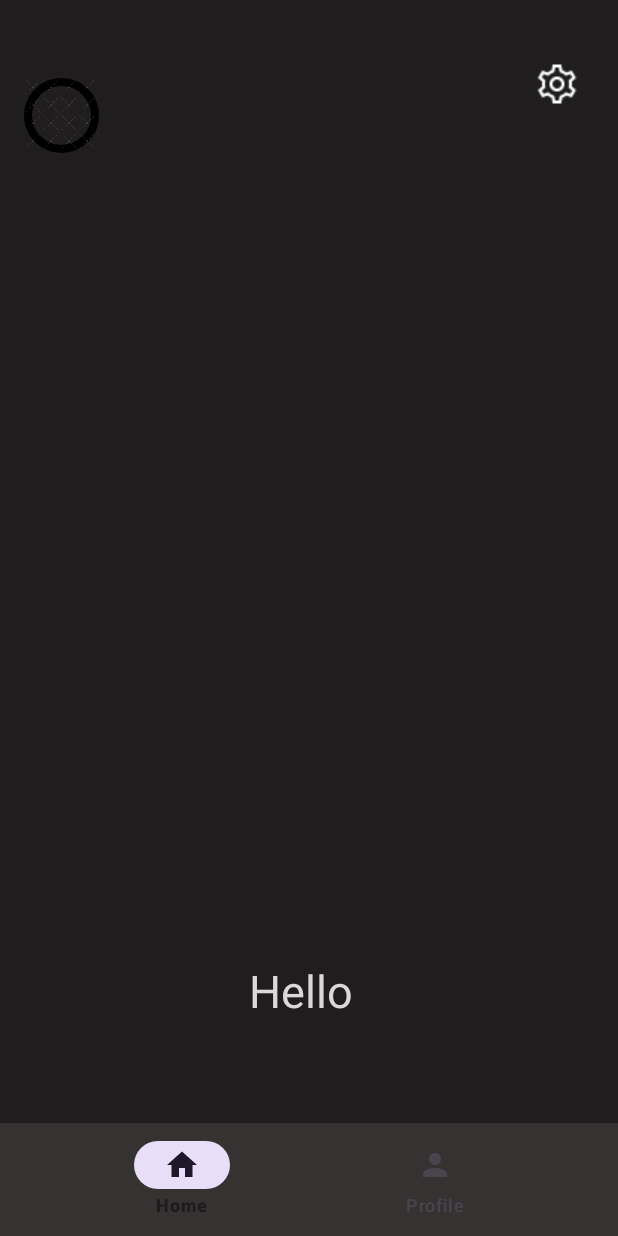
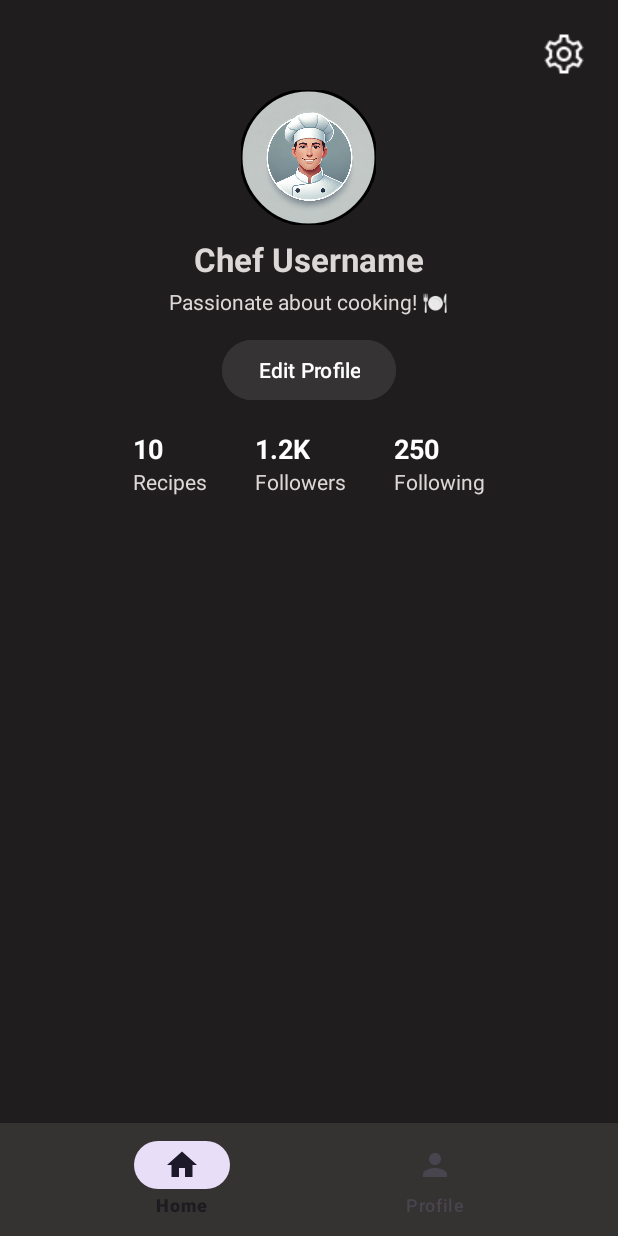
Before and after one commit to reuven1234/reuvenBagrut, an Android app: the fragment Profile_nav_Fragment placed in its activity, on a phone screen of 412 x 824 dp. Run offline under Robolectric (Android 15) with nearby library versions, the light colour scheme and no system bars; our stand-ins replace Firebase (no records; nobody signed in at launch, a user with empty details on screens opened directly); 2 statements that could not run were skipped.

Commit message:
profile look good

```diff
--- a/app/src/main/res/layout/fragment_profile_nav_.xml
+++ b/app/src/main/res/layout/fragment_profile_nav_.xml
@@ -7,43 +7,161 @@
     android:background="#1F1D1D"
     tools:context=".Profile_nav_Fragment">
 
+    <!-- Settings Button (Top Right) -->
     <ImageButton
         android:id="@+id/settings"
-        android:layout_width="48dp"
-        android:layout_height="48dp"
-        android:layout_alignParentEnd="true"
-        android:layout_centerVertical="true"
-        android:layout_marginTop="32dp"
+        android:layout_width="40dp"
+        android:layout_height="40dp"
+        android:layout_margin="16dp"
         android:background="?attr/selectableItemBackgroundBorderless"
         android:src="@drawable/icon"
         app:layout_constraintEnd_toEndOf="parent"
-        app:layout_constraintHorizontal_bias="0.955"
-        app:layout_constraintStart_toStartOf="parent"
         app:layout_constraintTop_toTopOf="parent" />
 
-    <TextView
-        android:id="@+id/helloTxt"
-        android:layout_width="match_parent"
-        android:layout_height="wrap_content"
-        android:layout_marginTop="640dp"
-        android:layout_marginEnd="4dp"
-        android:text="hi"
-        android:textAlignment="center"
-        android:textColor="#DCD8D7"
-        android:textSize="30dp"
-        app:layout_constraintEnd_toEndOf="parent"
-        app:layout_constraintTop_toTopOf="parent" />
+    <!-- Profile Picture -->
 
-    <ImageView
-        android:id="@+id/imageView"
-        android:layout_width="50dp"
-        android:layout_height="50dp"
-        android:layout_marginTop="52dp"
-        android:background="@drawable/circle"
+    <!-- Username -->
+    <com.google.android.material.imageview.ShapeableImageView
+        android:id="@+id/profileImage"
+        android:layout_width="90dp"
+        android:layout_height="90dp"
+        android:layout_marginTop="60dp"
+        android:scaleType="centerCrop"
         android:src="@drawable/def_profile"
         app:layout_constraintEnd_toEndOf="parent"
-        app:layout_constraintHorizontal_bias="0.044"
+        app:layout_constraintHorizontal_bias="0.498"
         app:layout_constraintStart_toStartOf="parent"
-        app:layout_constraintTop_toTopOf="parent" />
+        app:layout_constraintTop_toTopOf="parent"
+        app:shapeAppearanceOverlay="@style/RoundImage"
+        app:strokeColor="@color/black"
+        app:strokeWidth="2dp" />
+
+    <TextView
+        android:id="@+id/username"
+        android:layout_width="wrap_content"
+        android:layout_height="wrap_content"
+        android:layout_marginTop="8dp"
+        android:text="Chef Username"
+        android:textColor="#DCD8D7"
+        android:textSize="22sp"
+        android:textStyle="bold"
+        app:layout_constraintTop_toBottomOf="@id/profileImage"
+        app:layout_constraintStart_toStartOf="parent"
+        app:layout_constraintEnd_toEndOf="parent" />
+
+    <!-- Bio -->
+    <TextView
+        android:id="@+id/bio"
+        android:layout_width="wrap_content"
+        android:layout_height="wrap_content"
+        android:layout_marginTop="4dp"
+        android:text="Passionate about cooking! 🍽️"
+        android:textColor="#DCD8D7"
+        android:textSize="14sp"
+        app:layout_constraintTop_toBottomOf="@id/username"
+        app:layout_constraintStart_toStartOf="parent"
+        app:layout_constraintEnd_toEndOf="parent" />
+
+    <!-- Edit Profile Button -->
+    <Button
+        android:id="@+id/editProfileBtn"
+        android:layout_width="wrap_content"
+        android:layout_height="wrap_content"
+        android:layout_marginTop="12dp"
+        android:backgroundTint="#353333"
+        android:text="Edit Profile"
+        android:textColor="@android:color/white"
+        android:textSize="14sp"
+        app:layout_constraintTop_toBottomOf="@id/bio"
+        app:layout_constraintStart_toStartOf="parent"
+        app:layout_constraintEnd_toEndOf="parent" />
+
+    <!-- Stats (Recipes, Followers, Following) -->
+    <LinearLayout
+        android:id="@+id/statsContainer"
+        android:layout_width="wrap_content"
+        android:layout_height="wrap_content"
+        android:layout_marginTop="16dp"
+        android:orientation="horizontal"
+        app:layout_constraintTop_toBottomOf="@id/editProfileBtn"
+        app:layout_constraintStart_toStartOf="parent"
+        app:layout_constraintEnd_toEndOf="parent">
+
+        <!-- Recipes Count -->
+        <LinearLayout
+            android:layout_width="wrap_content"
+            android:layout_height="wrap_content"
+            android:orientation="vertical"
+            android:layout_marginEnd="32dp">
+            <TextView
+                android:id="@+id/recipesCount"
+                android:layout_width="wrap_content"
+                android:layout_height="wrap_content"
+                android:text="10"
+                android:textColor="#FFFFFF"
+                android:textSize="18sp"
+                android:textStyle="bold"/>
+            <TextView
+                android:layout_width="wrap_content"
+                android:layout_height="wrap_content"
+                android:text="Recipes"
+                android:textColor="#DCD8D7"
+                android:textSize="14sp"/>
+        </LinearLayout>
+
+        <!-- Followers Count -->
+        <LinearLayout
+            android:layout_width="wrap_content"
+            android:layout_height="wrap_content"
+            android:orientation="vertical"
+            android:layout_marginEnd="32dp">
+            <TextView
+                android:id="@+id/followersCount"
+                android:layout_width="wrap_content"
+                android:layout_height="wrap_content"
+                android:text="1.2K"
+                android:textColor="#FFFFFF"
+                android:textSize="18sp"
+                android:textStyle="bold"/>
+            <TextView
+                android:layout_width="wrap_content"
+                android:layout_height="wrap_content"
+                android:text="Followers"
+                android:textColor="#DCD8D7"
+                android:textSize="14sp"/>
+        </LinearLayout>
+
+        <!-- Following Count -->
+        <LinearLayout
+            android:layout_width="wrap_content"
+            android:layout_height="wrap_content"
+            android:orientation="vertical">
+            <TextView
+                android:id="@+id/followingCount"
+                android:layout_width="wrap_content"
+                android:layout_height="wrap_content"
+                android:text="250"
+                android:textColor="#FFFFFF"
+                android:textSize="18sp"
+                android:textStyle="bold"/>
+            <TextView
+                android:layout_width="wrap_content"
+                android:layout_height="wrap_content"
+                android:text="Following"
+                android:textColor="#DCD8D7"
+                android:textSize="14sp"/>
+        </LinearLayout>
+    </LinearLayout>
+
+    <!-- Recipes Grid/List -->
+    <androidx.recyclerview.widget.RecyclerView
+        android:id="@+id/recipesRecyclerView"
+        android:layout_width="match_parent"
+        android:layout_height="0dp"
+        android:layout_marginTop="16dp"
+        app:layout_constraintTop_toBottomOf="@id/statsContainer"
+        app:layout_constraintBottom_toBottomOf="parent"
+        app:layoutManager="androidx.recyclerview.widget.GridLayoutManager"
+        tools:listitem="@layout/item_recipe" />
 
 </androidx.constraintlayout.widget.ConstraintLayout>
--- /dev/null
+++ b/app/src/main/res/values/styles.xml
@@ -0,0 +1,7 @@
+<?xml version="1.0" encoding="utf-8"?>
+<resources>
+    <style name="RoundImage">
+        <item name="cornerFamily">rounded</item>
+        <item name="cornerSize">50%</item>
+    </style>
+</resources>
```
Also changed, not shown: app/src/main/res/drawable/def_profile.jpg (added), app/src/main/res/drawable/def_profile.png (deleted).
